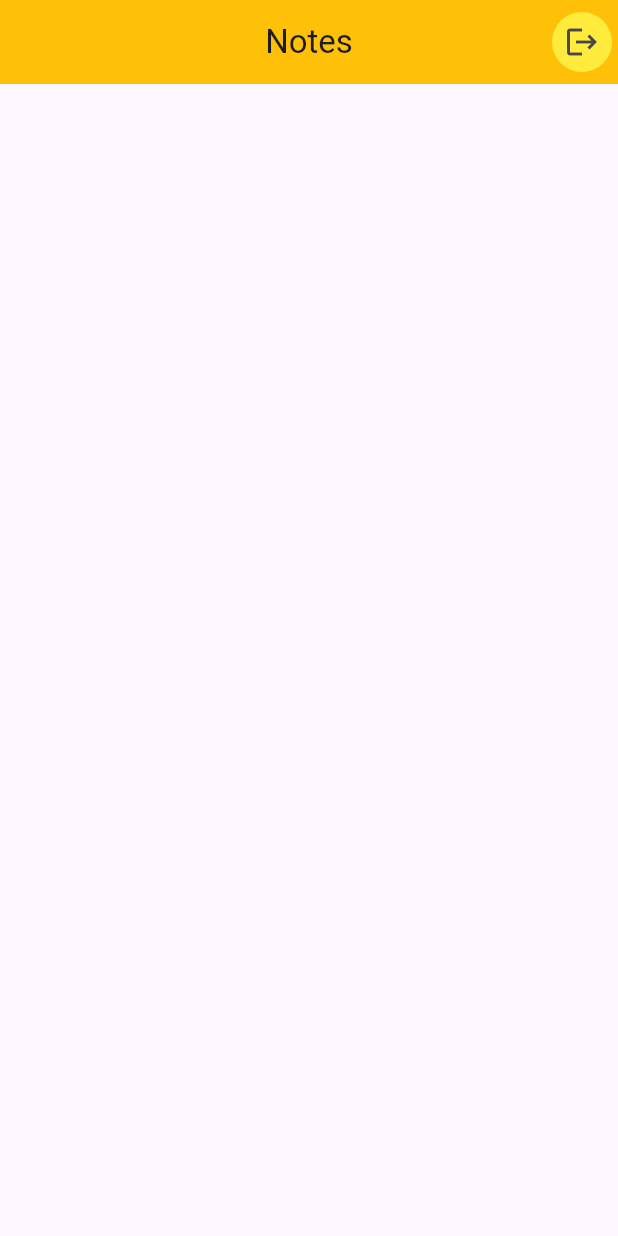
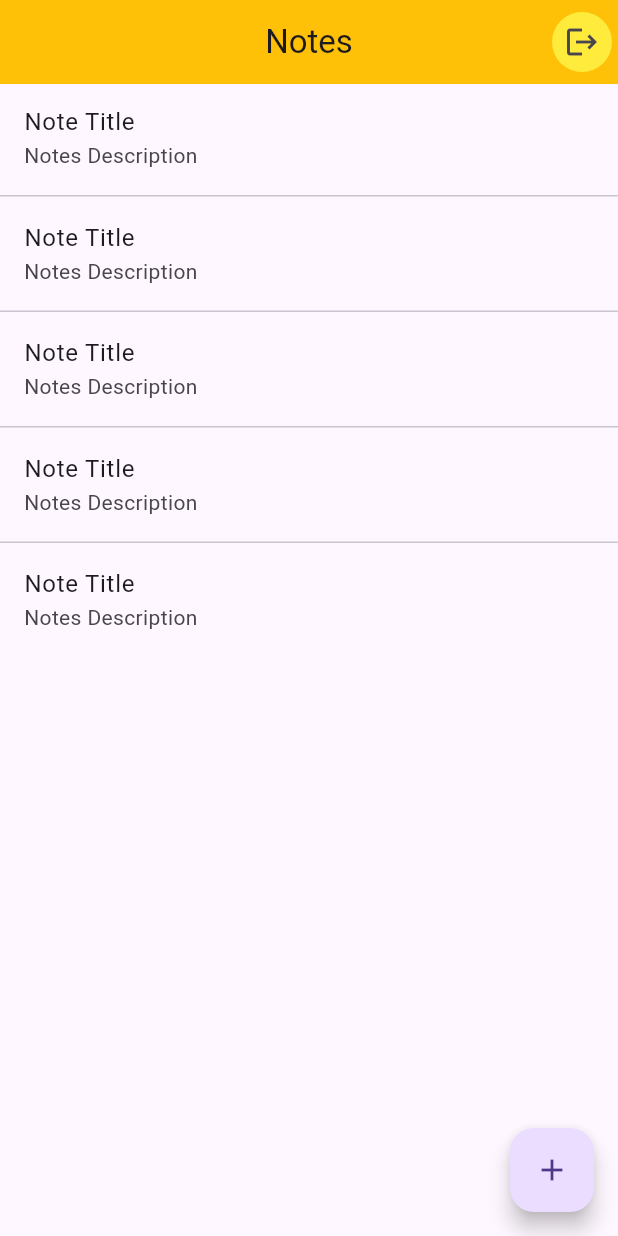
Before and after one commit to Md-LatifurRatul/notes-flutter, a Flutter app: the NotesFlutterHomeScreen screen opened by its route, on a phone screen of 412 x 824 dp. Run offline on Flutter 3.47's test engine with Material 3 defaults, Android fonts, the phone set to English and light mode, and no system bars; our stand-ins replace firebase_auth, firebase_core, get, go_router; accounts and stored records are empty.

Commit message:
feat: add notes-screen, note-model

```diff
--- /dev/null
+++ b/lib/models/note_model.dart
@@ -0,0 +1,18 @@
+class NoteModel {
+  final String title;
+  final String description;
+
+  NoteModel({required this.title, required this.description});
+
+  factory NoteModel.fromMap(Map<String, dynamic> note) {
+    return NoteModel(
+      title: note['title'] ?? '',
+
+      description: note['description'] ?? '',
+    );
+  }
+
+  Map<String, dynamic> toMap() {
+    return {'title': title, "description": description};
+  }
+}
--- a/lib/presentation/pages/home/notes_flutter_home_screen.dart
+++ b/lib/presentation/pages/home/notes_flutter_home_screen.dart
@@ -37,8 +37,32 @@ class NotesFlutterHomeScreen extends StatelessWidget {
         title: Text("Notes"),
         centerTitle: true,
         backgroundColor: Colors.amber,
-        actions: [
-          IconButton(
+        actions: [_buildSignOutSection(context)],
+      ),
+
+      body: ListView.separated(
+        itemBuilder: (context, index) {
+          return ListTile(
+            title: Text("Note Title"),
+            subtitle: Text("Notes Description"),
+          );
+        },
+        separatorBuilder: (context, index) => const Divider(height: 5),
+        itemCount: 5,
+      ),
+
+      floatingActionButton: FloatingActionButton(
+        onPressed: () {
+          context.push(AppRoutes.addnote);
+        },
+
+        child: const Icon(Icons.add),
+      ),
+    );
+  }
+
+  Widget _buildSignOutSection(BuildContext context) {
+    return IconButton(
       style: IconButton.styleFrom(backgroundColor: Colors.yellow),
       onPressed: () async {
         ConfirmDialog.showAlertDialogue(
@@ -52,9 +76,6 @@ class NotesFlutterHomeScreen extends StatelessWidget {
         );
       },
       icon: Icon(Icons.logout),
-          ),
-        ],
-      ),
     );
   }
 }
--- a/lib/routes/app_routes.dart
+++ b/lib/routes/app_routes.dart
@@ -3,4 +3,5 @@ abstract class AppRoutes {
   static const home = "/home";
   static const login = "/login";
   static const signup = "/signup";
+  static const addnote = "/addnote";
 }
```
Also changed, not shown: lib/presentation/pages/notes/add_notes_screen.dart (added, +10 -0 lines), lib/routes/app_pages.dart (+7 -0 lines), lib/services/note_service.dart (added). Lines whose indentation alone changed are shown as unchanged.
